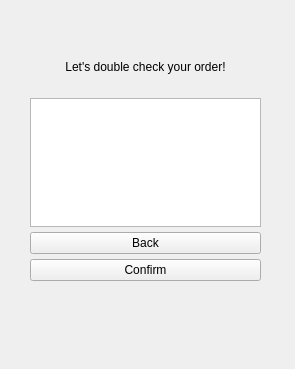
Qt form cart.ui (ayeshnabiha/Jualan-Donat) before a commit.
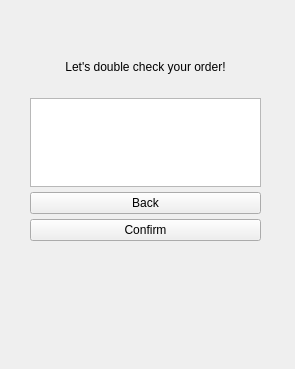
The same form after that commit.

```diff
--- a/cart.ui
+++ b/cart.ui
@@ -19,7 +19,7 @@
      <x>30</x>
      <y>60</y>
      <width>231</width>
-     <height>221</height>
+     <height>181</height>
     </rect>
    </property>
    <layout class="QVBoxLayout" name="verticalLayout_2" stretch="0,0,1,0,0">
@@ -59,8 +59,8 @@
       </property>
       <property name="minimumSize">
        <size>
-        <width>30</width>
-        <height>0</height>
+        <width>25</width>
+        <height>25</height>
        </size>
       </property>
      </widget>
```
